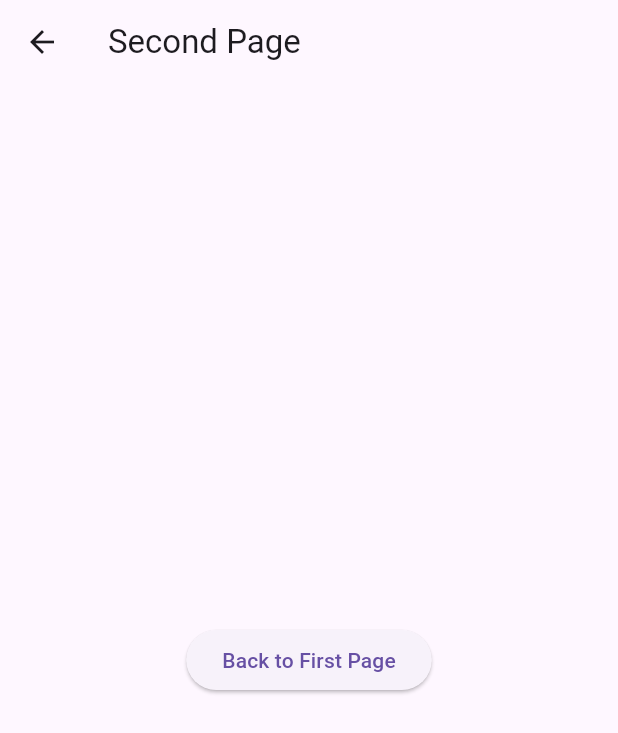
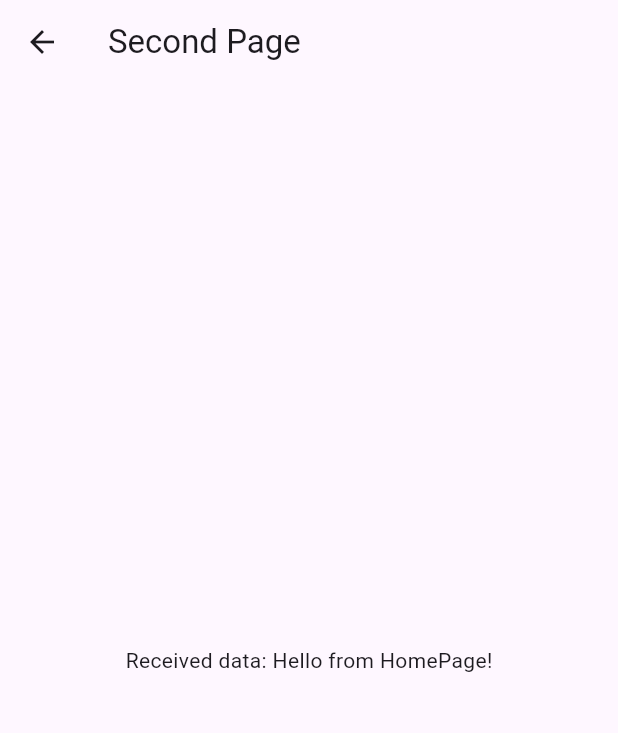
Before and after one commit to samniu/Flutter-Basic, a Flutter app: the screen it shows after launch, after a tap on "Go to Second Page", on a phone screen of 412 x 824 dp. Shown: the top 733 px of the screen. Run offline on Flutter 3.47's test engine with Material 3 defaults, Android fonts, the phone set to English and light mode, and no system bars.

Commit message:
navigation and routing (passing arguments and named routes)

```diff
--- a/lib/Navigation and Routing/first_page.dart
+++ b/lib/Navigation and Routing/first_page.dart
@@ -1,19 +1,24 @@
 import 'package:flutter/material.dart';
 import 'second_page.dart';
 
-class FirstPage extends StatelessWidget {
+class HomePage extends StatelessWidget {
   @override
   Widget build(BuildContext context) {
     return Scaffold(
-      appBar: AppBar(title: Text('First Page')),
+      appBar: AppBar(
+        title: Text('Home Page'),
+      ),
       body: Center(
         child: ElevatedButton(
           onPressed: () {
-            // 点击按钮时跳转到第二页
-            Navigator.push(
-              context,
-              MaterialPageRoute(builder: (context) => SecondPage()),
-            );
+            // 页面跳转到 SecondPage
+            // Navigator.push(
+            //   context,
+            //   MaterialPageRoute(builder: (context) => SecondPage(data: 'Hello from HomePage!')),
+            // );
+
+            // 使用命名路由跳转到 SecondPage
+            Navigator.pushNamed(context, '/second');
           },
           child: Text('Go to Second Page'),
         ),
--- a/lib/Navigation and Routing/second_page.dart
+++ b/lib/Navigation and Routing/second_page.dart
@@ -1,17 +1,17 @@
 import 'package:flutter/material.dart';
 
 class SecondPage extends StatelessWidget {
+  final String data;
+
+  SecondPage({required this.data});
+
   @override
   Widget build(BuildContext context) {
     return Scaffold(
       appBar: AppBar(title: Text('Second Page')),
       body: Center(
-        child: ElevatedButton(
-          onPressed: () {
-            // 返回到前一个页面
-            Navigator.pop(context);
-          },
-          child: Text('Back to First Page'),
+        child: Center(
+          child: Text('Received data: $data'),
         ),
       ),
     );
--- a/lib/main.dart
+++ b/lib/main.dart
@@ -4,6 +4,7 @@ import 'package:flutter/material.dart';
 // import 'widgets/home.dart';
 // import 'counter_screen.dart';
 import 'Navigation and Routing/first_page.dart';
+import 'Navigation and Routing/second_page.dart';
 
 void main() {
   runApp(const MainApp());
@@ -16,8 +17,11 @@ class MainApp extends StatelessWidget {
   Widget build(BuildContext context) {
     return MaterialApp(
       title: 'Flutter Basic',
-      theme: ThemeData(primarySwatch: Colors.green),
-      home: FirstPage(),
+      initialRoute: '/',
+      routes:{
+        '/': (context) => HomePage(),
+        '/second': (context) => SecondPage(data: 'Hello from HomePage!')
+      }
     );
   }
 }
```
